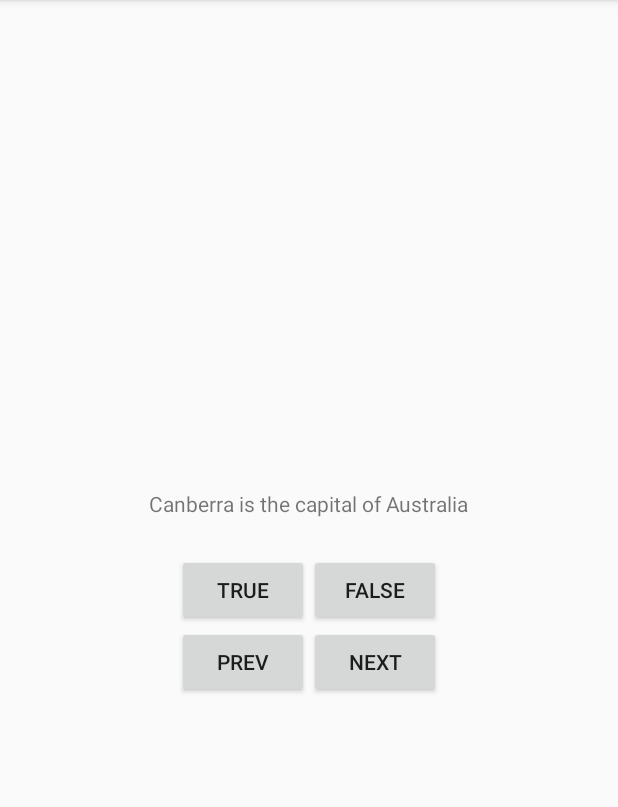
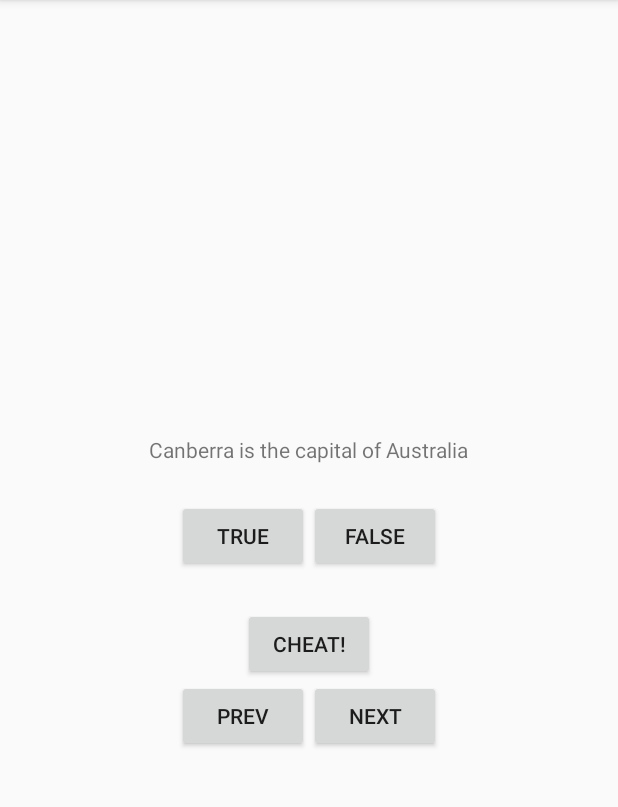
Before and after one commit to 27kim/AndroidBNR_4th, an Android app: the screen it shows after launch (MainActivity), after a tap on "TRUE", on a phone screen of 412 x 824 dp, the part 84-891 px from its top. Run offline under Robolectric (Android 15) with nearby library versions, the phone set to English and light mode, and no system bars.

Commit message:
ch6 finished - starting new activity

```diff
--- a/GeoQuiz/build.gradle
+++ b/GeoQuiz/build.gradle
@@ -25,7 +25,7 @@ android {
 
 dependencies {
     implementation fileTree(dir: 'libs', include: ['*.jar'])
-    implementation"org.jetbrains.kotlin:kotlin-stdlib-jdk7:$kotlin_version"
+    implementation "org.jetbrains.kotlin:kotlin-stdlib-jdk7:$kotlin_version"
     implementation 'androidx.appcompat:appcompat:1.0.2'
     implementation 'androidx.core:core-ktx:1.0.2'
     implementation 'androidx.constraintlayout:constraintlayout:1.1.3'
--- a/GeoQuiz/src/main/AndroidManifest.xml
+++ b/GeoQuiz/src/main/AndroidManifest.xml
@@ -9,6 +9,7 @@
         android:roundIcon="@mipmap/ic_launcher_round"
         android:supportsRtl="true"
         android:theme="@style/AppTheme">
+        <activity android:name=".CheatActivity"></activity>
         <activity android:name=".MainActivity">
             <intent-filter>
                 <action android:name="android.intent.action.MAIN" />
--- a/GeoQuiz/src/main/java/com/d27/androidbnr_4th/MainActivity.kt
+++ b/GeoQuiz/src/main/java/com/d27/androidbnr_4th/MainActivity.kt
@@ -1,43 +1,47 @@
 package com.d27.androidbnr_4th
 
+import android.app.Activity
+import android.content.Intent
 import androidx.appcompat.app.AppCompatActivity
 import android.os.Bundle
 import android.widget.Button
 import android.widget.TextView
 import android.widget.Toast
-import androidx.lifecycle.ViewModelProvider
 import androidx.lifecycle.ViewModelProviders
+import com.d27.androidbnr_4th.CheatActivity.Companion.EXTRA_ANSWER_SHOWN
 import com.d27.androidbnr_4th.util.Log
 
 private const val KEY_INDEX = "index"
+const val REQUEST_CODE_CHEAT = 0
 
-class MainActivity : AppCompatActivity() {
+class MainActivity() : AppCompatActivity() {
 
     private lateinit var trueButton: Button
     private lateinit var falseButton: Button
     private lateinit var nextButton: Button
     private lateinit var prevButton: Button
+    private lateinit var cheatButton: Button
     private lateinit var questionTextView: TextView
 
     private val quizViewModel by lazy {
         Log.d("Got a QuizViewModel")
+        ViewModelProviders.of(this).get(QuizViewModel::class.java)
+    }
 
-        ViewModelProviders.of(this).get(QuizViewModel::class.java)
-
-    }
 
     override fun onCreate(savedInstanceState: Bundle?) {
         super.onCreate(savedInstanceState)
         Log.d("called")
         setContentView(R.layout.activity_main)
 
-        val currentIndex = savedInstanceState?.getInt(KEY_INDEX, 0 )?:0
+        val currentIndex = savedInstanceState?.getInt(KEY_INDEX, 0) ?: 0
         quizViewModel.currentIndex = currentIndex
 
         trueButton = findViewById(R.id.true_button)
         falseButton = findViewById(R.id.false_button)
         nextButton = findViewById(R.id.next_button)
         prevButton = findViewById(R.id.prev_button)
+        cheatButton = findViewById(R.id.cheat_button)
         questionTextView = findViewById(R.id.question_text_view)
 
         trueButton.setOnClickListener {
@@ -48,32 +52,44 @@ class MainActivity : AppCompatActivity() {
             checkAnswer(false)
         }
         prevButton.setOnClickListener {
-           quizViewModel.moveToPrev()
+            quizViewModel.moveToPrev()
             updateQuestion()
+            initCheater()
         }
         nextButton.setOnClickListener {
             quizViewModel.moveToNext()
             updateQuestion()
+            initCheater()
+        }
+        cheatButton.setOnClickListener {
+            val answerIsTrue = quizViewModel.currentQuestionAnswer
+            startActivityForResult(CheatActivity.newIntent(this, answerIsTrue), REQUEST_CODE_CHEAT)
         }
 
         updateQuestion()
     }
 
+    private fun initCheater() {
+        quizViewModel.isCheater = false
+    }
+
     private fun updateQuestion() {
-        val questionTextResId = quizViewModel.currentQestionText
+        val questionTextResId = quizViewModel.currentQuestionText
         questionTextView.setText(questionTextResId)
     }
 
     private fun checkAnswer(userAnswer: Boolean) {
         val correctAnswer = quizViewModel.currentQuestionAnswer
 
-        val messageResId = if (userAnswer == correctAnswer) {
-            R.string.correct_toast
-        } else {
-            R.string.incorrect_toast
-        }
+        val messageResId =
+            when {
+                quizViewModel.isCheater -> R.string.judgment_toast
+                userAnswer == correctAnswer -> R.string.correct_toast
+                else -> R.string.incorrect_toast
+            }
         Toast.makeText(this, messageResId, Toast.LENGTH_SHORT).show()
     }
+
 
     override fun onSaveInstanceState(outState: Bundle) {
         super.onSaveInstanceState(outState)
@@ -106,4 +122,17 @@ class MainActivity : AppCompatActivity() {
         super.onDestroy()
         Log.d("called")
     }
+
+    override fun onActivityResult(requestCode: Int, resultCode: Int, data: Intent?) {
+        super.onActivityResult(requestCode, resultCode, data)
+
+        if (resultCode != Activity.RESULT_OK) return
+
+        if (requestCode == REQUEST_CODE_CHEAT) {
+            quizViewModel.isCheater = data
+                ?.getBooleanExtra(EXTRA_ANSWER_SHOWN, false)
+                ?: false
+
+        }
+    }
 }
--- a/GeoQuiz/src/main/java/com/d27/androidbnr_4th/QuizViewModel.kt
+++ b/GeoQuiz/src/main/java/com/d27/androidbnr_4th/QuizViewModel.kt
@@ -26,11 +26,12 @@ class QuizViewModel : ViewModel() {
     )
 
     var currentIndex = 0
+    var isCheater = false
 
     val currentQuestionAnswer: Boolean
         get() = questionBank[currentIndex].answer
 
-    val currentQestionText: Int
+    val currentQuestionText: Int
         get() = questionBank[currentIndex].textResId
 
     fun moveToNext(){
--- a/GeoQuiz/src/main/res/layout-land/activity_main.xml
+++ b/GeoQuiz/src/main/res/layout-land/activity_main.xml
@@ -11,6 +11,14 @@
         android:text="@string/question_australia"
         android:layout_gravity="center_horizontal"
         />
+
+    <Button
+        android:id="@+id/cheat_button"
+        android:layout_width="wrap_content"
+        android:layout_marginTop="24dp"
+        android:text="@string/cheat_button"
+        android:layout_gravity="bottom|center_horizontal"
+        android:layout_height="wrap_content"/>
 
     <LinearLayout
         android:layout_width="wrap_content"
--- a/GeoQuiz/src/main/res/layout/activity_main.xml
+++ b/GeoQuiz/src/main/res/layout/activity_main.xml
@@ -33,6 +33,14 @@
             android:text="@string/false_button"/>
     </LinearLayout>
 
+    <Button
+        android:id="@+id/cheat_button"
+        android:layout_width="wrap_content"
+        android:layout_marginTop="24dp"
+        android:text="@string/cheat_button"
+        android:layout_gravity="bottom|center_horizontal"
+        android:layout_height="wrap_content"/>
+
     <LinearLayout
         android:layout_width="wrap_content"
         android:layout_height="wrap_content"
--- a/GeoQuiz/src/main/res/values/strings.xml
+++ b/GeoQuiz/src/main/res/values/strings.xml
@@ -12,4 +12,8 @@
     <string name="incorrect_toast">Incorrect!</string>
     <string name="next_button">Next</string>
     <string name="prev_button">Prev</string>
+    <string name="warning_text">Are you sure you want to do this?</string>
+    <string name="show_answer_button">Show Answer</string>
+    <string name="cheat_button">Cheat!</string>
+    <string name="judgment_toast">Cheating is wrong.</string>
 </resources>
--- a/GeoQuiz/src/main/res/values/styles.xml
+++ b/GeoQuiz/src/main/res/values/styles.xml
@@ -1,5 +1,4 @@
 <resources>
-
     <!-- Base application theme. -->
     <style name="AppTheme" parent="Theme.AppCompat.Light.DarkActionBar">
         <!-- Customize your theme here. -->
@@ -7,5 +6,4 @@
         <item name="colorPrimaryDark">@color/colorPrimaryDark</item>
         <item name="colorAccent">@color/colorAccent</item>
     </style>
-
 </resources>
```
Also changed, not shown: GeoQuiz/src/main/java/com/d27/androidbnr_4th/CheatActivity.kt (added, +63 -0 lines), GeoQuiz/src/main/java/com/d27/androidbnr_4th/CheatViewModel.kt (added, +7 -0 lines), GeoQuiz/src/main/res/layout/activity_cheat.xml (added, +29 -0 lines).
